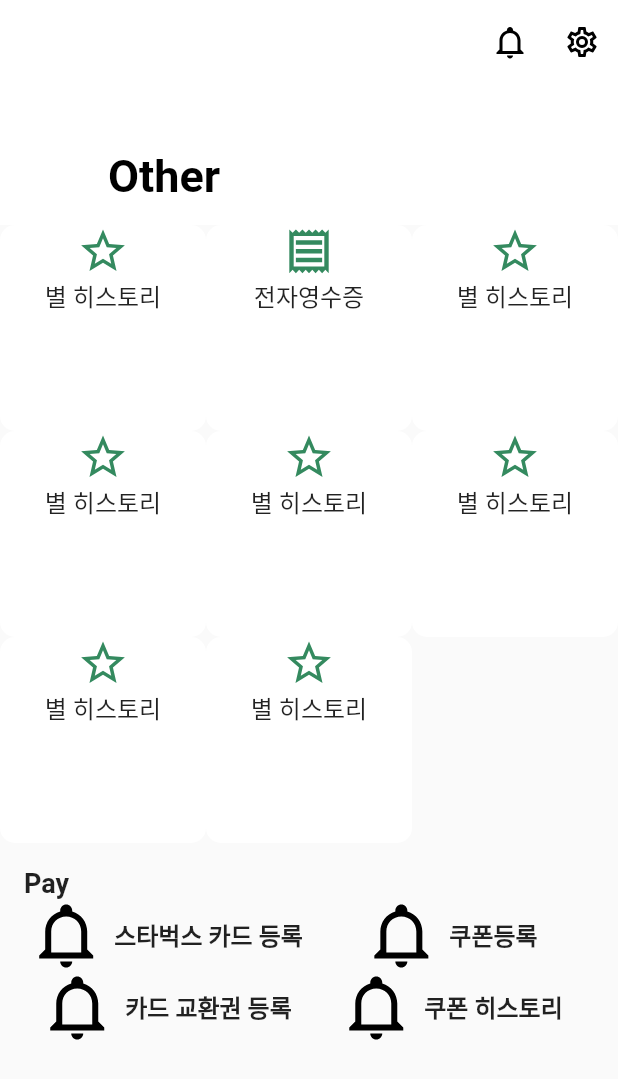
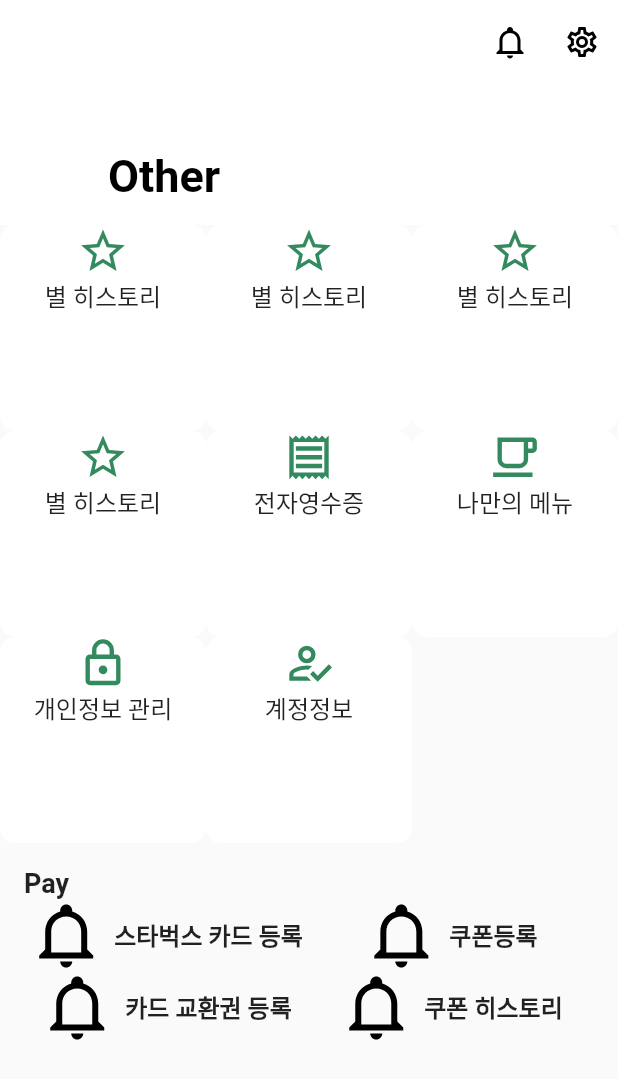
Before and after one commit to higun295/FlutterCollection, a Flutter app: the Other screen opened directly, on a phone screen of 412 x 824 dp. Shown: the top 1079 px of the screen. Run offline on Flutter 3.47's test engine with Material 2 defaults, Android fonts, the phone set to English and light mode, and no system bars; our stand-ins replace flutter_svg, webview_flutter.

Commit message:
20230523_1

```diff
--- a/starbucks/lib/Views/Other.dart
+++ b/starbucks/lib/Views/Other.dart
@@ -35,25 +35,7 @@ class Other extends StatelessWidget {
             ),
             delegate: SliverChildBuilderDelegate(
               (BuildContext context, int index) {
-                if (index == 0) {
-                  return MenuGridCell(
-                    icon: 'images/star-history.svg',
-                    label: '별 히스토리',
-                    onTap: () {
-                      print('버튼 1 탭');
-                    },
-                  );
-                }
-                if (index == 1) {
-                  return MenuGridCell(
-                    icon: 'images/receipt.svg',
-                    label: '전자영수증',
-                    onTap: () {
-                      print('버튼 1 탭');
-                    },
-                  );
-                }
-                if (index == 2) {
+                if (index < 3) {
                   return MenuGridCell(
                     icon: 'images/star-history.svg',
                     label: '별 히스토리',
@@ -73,8 +55,8 @@ class Other extends StatelessWidget {
                 }
                 if (index == 4) {
                   return MenuGridCell(
-                    icon: 'images/star-history.svg',
-                    label: '별 히스토리',
+                    icon: 'images/receipt.svg',
+                    label: '전자영수증',
                     onTap: () {
                       print('버튼 1 탭');
                     },
@@ -82,8 +64,8 @@ class Other extends StatelessWidget {
                 }
                 if (index == 5) {
                   return MenuGridCell(
-                    icon: 'images/star-history.svg',
-                    label: '별 히스토리',
+                    icon: 'images/my-menu.svg',
+                    label: '나만의 메뉴',
                     onTap: () {
                       print('버튼 1 탭');
                     },
@@ -91,8 +73,8 @@ class Other extends StatelessWidget {
                 }
                 if (index == 6) {
                   return MenuGridCell(
-                    icon: 'images/star-history.svg',
-                    label: '별 히스토리',
+                    icon: 'images/lock.svg',
+                    label: '개인정보 관리',
                     onTap: () {
                       print('버튼 1 탭');
                     },
@@ -100,8 +82,8 @@ class Other extends StatelessWidget {
                 }
                 if (index == 7) {
                   return MenuGridCell(
-                    icon: 'images/star-history.svg',
-                    label: '별 히스토리',
+                    icon: 'images/account.svg',
+                    label: '계정정보',
                     onTap: () {
                       print('버튼 1 탭');
                     },
@@ -111,45 +93,6 @@ class Other extends StatelessWidget {
               childCount: 9,
             ),
           ),
-          // SliverToBoxAdapter(
-            // child: GridView.builder(
-            //   gridDelegate: SliverGridDelegateWithFixedCrossAxisCount(crossAxisCount: 3),
-            //   itemCount: 9,
-            //   itemBuilder: (BuildContext context, int index) {
-            //     return MenuGridCell(icon: 'images/star-history.svg', label: '별 히스토리');
-            //   },
-            // )
-            // child: GridView.count(
-            //   crossAxisCount: 3,
-            //   children: <Widget>[
-            //   ],
-            // )
-            // child: Table(
-            //   children: [
-            //     TableRow(
-            //       children: [
-            //         TableCell(child: MenuGridCell(icon: 'images/star-history.svg', label: '별 히스토리'),),
-            //         TableCell(child: Container(),),
-            //         TableCell(child: Container(),),
-            //       ],
-            //     ),
-            //     TableRow(
-            //       children: [
-            //       MenuGridCell(icon: 'images/star-history.svg', label: '별 히스토리'),
-            //       MenuGridCell(icon: 'images/receipt.svg', label: '전자영수증'),
-            //       MenuGridCell(icon: 'images/my-menu.svg', label: '나만의 메뉴'),
-            //       ],
-            //     ),
-            //     TableRow(
-            //       children: [
-            //       MenuGridCell(icon: 'images/lock.svg', label: '개인정보 관리'),
-            //       MenuGridCell(icon: 'images/account.svg', label: '계정정보'),
-            //       MenuGridCell(icon: 'images/star-history.svg', label: '전자영수증'),
-            //       ],
-            //     ),
-            //   ],
-            // ),
-          // ),
           SliverPadding(
             padding: EdgeInsets.all(16.0),
             sliver: SliverGrid(
```
